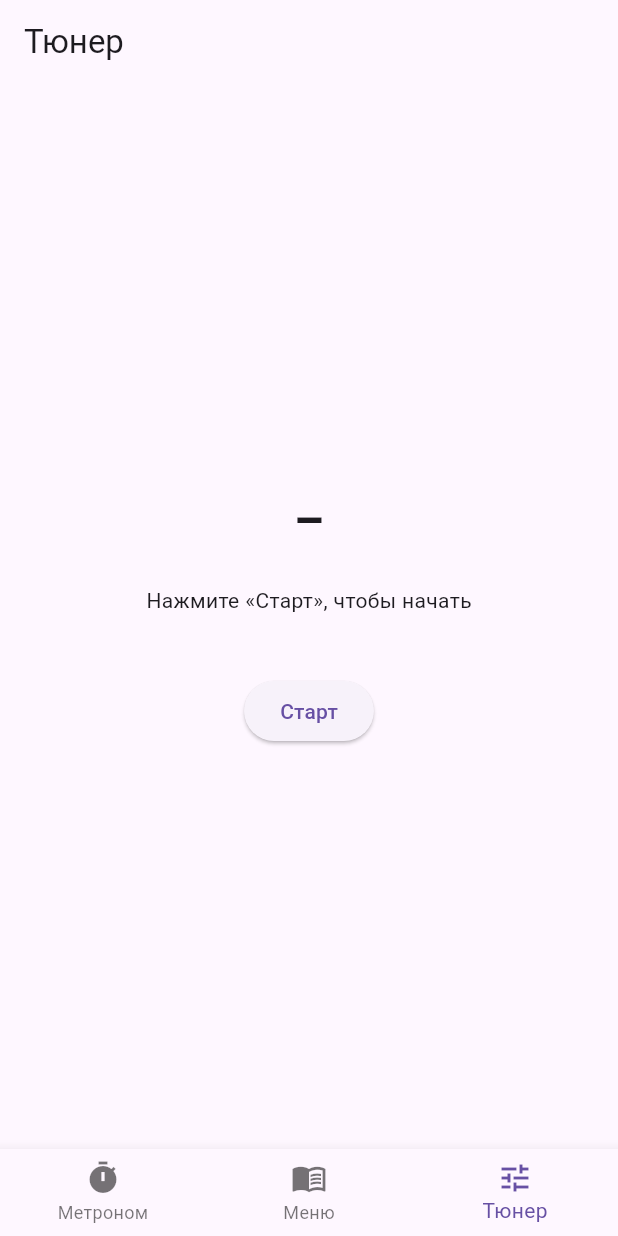
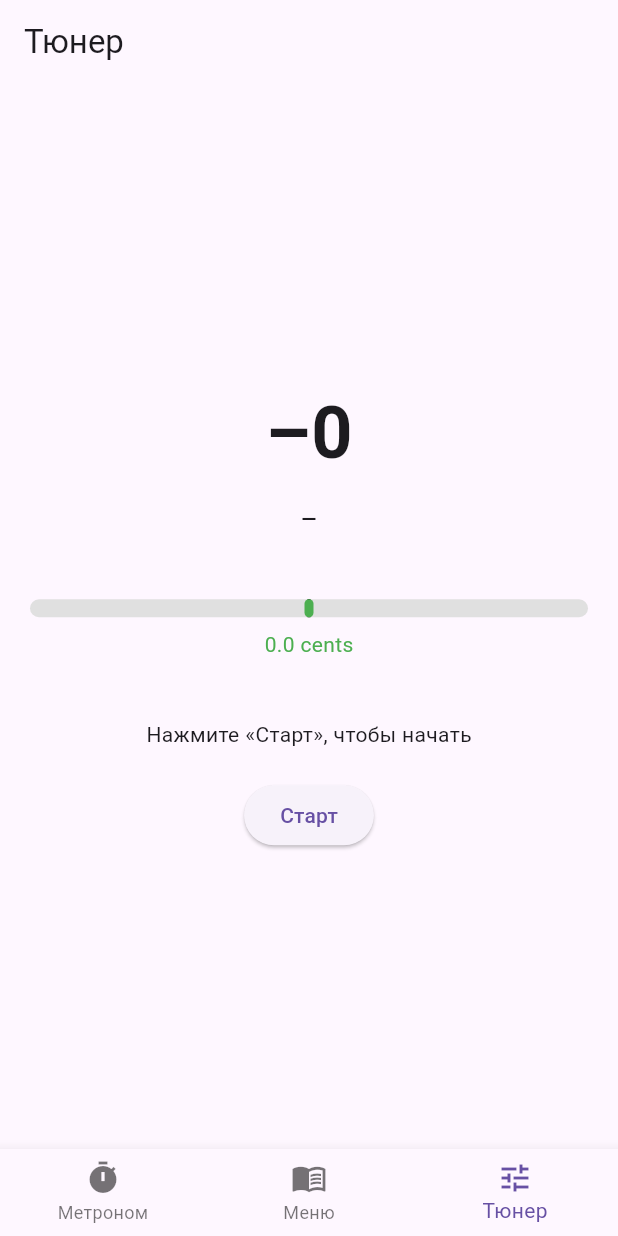
Before and after one commit to OGonThaBlock/CourseProject7sem, a Flutter app: the screen it shows after launch, item 3 of the bottom bar chosen, on a phone screen of 412 x 824 dp. Run offline on Flutter 3.47's test engine with Material 3 defaults, Android fonts, the light colour scheme and no system bars; our stand-ins replace just_audio, permission_handler.

Commit message:
Addin tone visualisation

```diff
--- a/lib/main.dart
+++ b/lib/main.dart
@@ -1,8 +1,35 @@
 import 'dart:async';
+import 'dart:math';
 import 'package:flutter/material.dart';
 import 'package:just_audio/just_audio.dart';
 import 'package:flutter/services.dart';
 import 'package:permission_handler/permission_handler.dart';
+
+const List<String> noteNames = [
+  'C', 'C#', 'D', 'D#', 'E', 'F',
+  'F#', 'G', 'G#', 'A', 'A#', 'B'
+];
+
+class NoteResult {
+  final String note;
+  final int octave;
+  final double cents;
+
+  NoteResult(this.note, this.octave, this.cents);
+}
+
+NoteResult frequencyToNote(double frequency) {
+  final double noteNumber =
+      69 + 12 * (log(frequency / 440.0) / ln2);
+
+  final int nearestNote = noteNumber.round();
+  final double cents = (noteNumber - nearestNote) * 100;
+
+  final String note = noteNames[nearestNote % 12];
+  final int octave = (nearestNote ~/ 12) - 1;
+
+  return NoteResult(note, octave, cents);
+}
 
 void main() {
   runApp(const MyApp());
@@ -200,7 +227,9 @@ class MenuPage extends StatelessWidget {
   }
 }
 
+//////////////////////////////////////////////////////////////////
 //виджет тюнера
+//////////////////////////////////////////////////////////////////
 class TunerPage extends StatefulWidget {
   const TunerPage({super.key});
 
@@ -213,22 +242,43 @@ class _TunerPageState extends State<TunerPage> {
   double _frequency = 0.0;
   bool _isListening = false;
   String _status = "Нажмите «Старт», чтобы начать";
+  String _note = '–';
+  int _octave = 0;
+  double _cents = 0.0;
 
   @override
   Widget build(BuildContext context) {
     return Scaffold(
       appBar: AppBar(title: const Text("Тюнер")),
-      body: Center(
+      body: Padding(
+        padding: const EdgeInsets.all(20),
         child: Column(
           mainAxisAlignment: MainAxisAlignment.center,
           children: [
             Text(
-              _frequency > 0 ? '${_frequency.toStringAsFixed(1)} Hz' : '–',
-              style: const TextStyle(fontSize: 32, fontWeight: FontWeight.bold),
+              '$_note$_octave',
+              style: const TextStyle(fontSize: 48, fontWeight: FontWeight.bold),
             ),
+
+            const SizedBox(height: 10),
+
+            Text(
+              _frequency > 0
+                  ? '${_frequency.toStringAsFixed(1)} Hz'
+                  : '–',
+              style: const TextStyle(fontSize: 18),
+            ),
+
+            const SizedBox(height: 40),
+
+            _TuningScale(cents: _cents),
+
+            const SizedBox(height: 40),
+
+            Text(_status),
+
             const SizedBox(height: 20),
-            Text(_status),
-            const SizedBox(height: 40),
+
             ElevatedButton(
               onPressed: _isListening ? _stopListening : _startListening,
               child: Text(_isListening ? "Стоп" : "Старт"),
@@ -236,6 +286,7 @@ class _TunerPageState extends State<TunerPage> {
           ],
         ),
       ),
+
     );
   }
 
@@ -257,8 +308,13 @@ class _TunerPageState extends State<TunerPage> {
           if (call.method == 'onFrequencyUpdate') {
             final freq = call.arguments['frequency'] as double?;
             if (freq != null && mounted) {
+              final noteResult = frequencyToNote(freq);
+
               setState(() {
                 _frequency = freq;
+                _note = noteResult.note;
+                _octave = noteResult.octave;
+                _cents = noteResult.cents.clamp(-50.0, 50.0);
                 _status = "Слушаю...";
               });
             }
@@ -286,3 +342,64 @@ class _TunerPageState extends State<TunerPage> {
     });
   }
 }
+
+class _TuningScale extends StatelessWidget {
+  final double cents;
+
+  const _TuningScale({required this.cents});
+
+  @override
+  Widget build(BuildContext context) {
+    Color color;
+    final abs = cents.abs();
+
+    if (abs < 5) {
+      color = Colors.green;
+    } else if (abs < 15) {
+      color = Colors.orange;
+    } else {
+      color = Colors.red;
+    }
+
+    return Column(
+      children: [
+        Container(
+          height: 12,
+          decoration: BoxDecoration(
+            borderRadius: BorderRadius.circular(6),
+            color: Colors.grey.shade300,
+          ),
+          child: Stack(
+            children: [
+              Align(
+                alignment: Alignment.center,
+                child: Container(
+                  width: 2,
+                  color: Colors.black,
+                ),
+              ),
+              Align(
+                alignment: Alignment((cents / 50).clamp(-1.0, 1.0), 0),
+                child: Container(
+                  width: 6,
+                  height: 12,
+                  decoration: BoxDecoration(
+                    color: color,
+                    borderRadius: BorderRadius.circular(3),
+                  ),
+                ),
+              ),
+            ],
+          ),
+        ),
+
+        const SizedBox(height: 8),
+
+        Text(
+          '${cents.toStringAsFixed(1)} cents',
+          style: TextStyle(color: color),
+        ),
+      ],
+    );
+  }
+}
```
